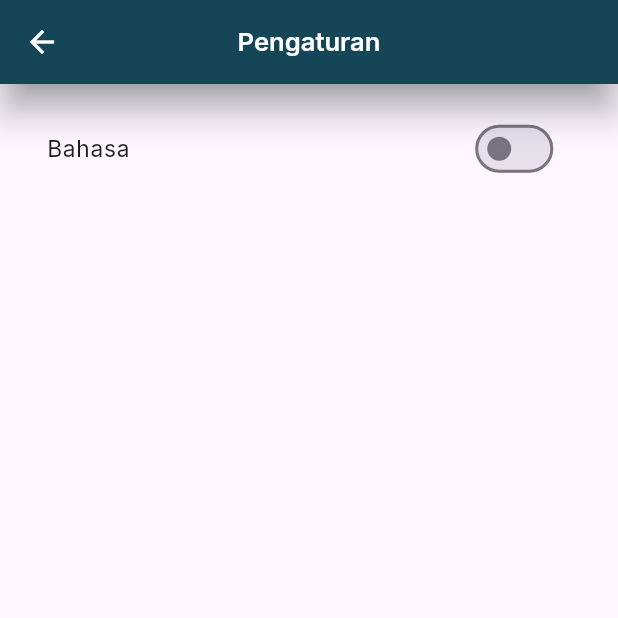
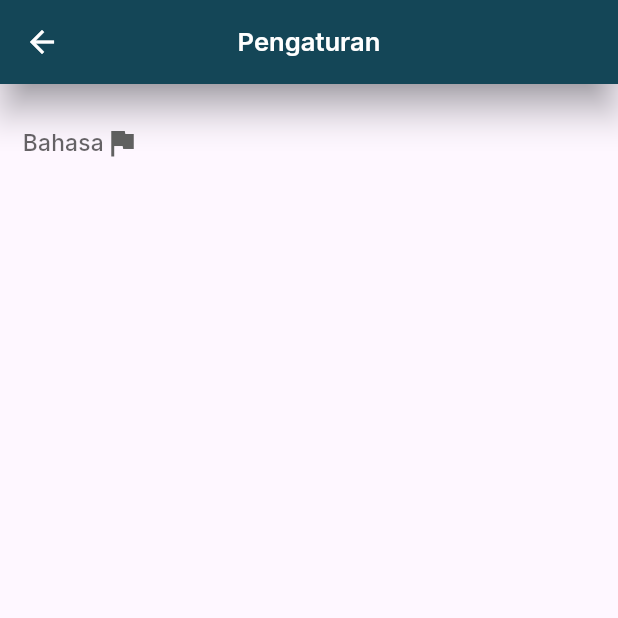
Before and after one commit to ozaenzenzen/fam_flutter_storyapp, a Flutter app: the SettingsPage screen opened directly, on a phone screen of 412 x 824 dp, the top half of it. Run offline on Flutter 3.47's test engine with Material 2 defaults, Android fonts, the phone set to English and light mode, and no system bars; our stand-ins replace bloc, connectivity_plus, dio, dotted_border, flutter_bloc, flutter_screenutil and 5 more; missing offline and left inert: flutter_keychain; generated files the repository leaves out were written again.

Commit message:
implement text locale to screen

```diff
--- a/lib/app.dart
+++ b/lib/app.dart
@@ -65,7 +65,8 @@ class _MyAppState extends State<MyApp> {
         ),
       ],
       child: ChangeNotifierProvider<LocalizationProvider>(
-          create: (context) => LocalizationProvider(),
+          // create: (context) => LocalizationProvider(),
+          create: (context) => LocalizationProvider()..getLocale(),
           builder: (context, child) {
             final providerLocale = Provider.of<LocalizationProvider>(context);
             return ScreenUtilInit(
--- a/lib/presentation/page/detail_story_page/detail_story_page.dart
+++ b/lib/presentation/page/detail_story_page/detail_story_page.dart
@@ -5,6 +5,7 @@ import 'package:flutter_bloc/flutter_bloc.dart';
 import 'package:flutter_screenutil/flutter_screenutil.dart';
 import 'package:google_fonts/google_fonts.dart';
 import 'package:skeletons/skeletons.dart';
+import 'package:flutter_gen/gen_l10n/app_localizations.dart';
 
 class DetailStoryPage extends StatefulWidget {
   final String idStory;
@@ -30,8 +31,9 @@ class _DetailStoryPageState extends State<DetailStoryPage> {
   @override
   Widget build(BuildContext context) {
     return Scaffold(
-      appBar: const AppAppBarWidget(
-        title: "Detail Story",
+      appBar: AppAppBarWidget(
+        // title: "Detail Story",
+        title: AppLocalizations.of(context)!.textDetailStory,
       ),
       body: Container(
         padding: EdgeInsets.symmetric(
--- a/lib/presentation/page/settings_page/settings_page.dart
+++ b/lib/presentation/page/settings_page/settings_page.dart
@@ -32,68 +32,84 @@ class _SettingsPageState extends State<SettingsPage> {
         ),
         child: Column(
           children: [
-            // DropdownButtonHideUnderline(
-            //   child: DropdownButton(
-            //     hint: Text(
-            //       AppLocalizations.of(context)!.textLanguage,
-            //       style: GoogleFonts.inter(
-            //         fontSize: 16.sp,
-            //       ),
+            DropdownButtonHideUnderline(
+              child: DropdownButton(
+                hint: Text(
+                  AppLocalizations.of(context)!.textLanguage,
+                  style: GoogleFonts.inter(
+                    fontSize: 16.sp,
+                  ),
+                ),
+                icon: const Icon(Icons.flag),
+                items: AppLocalizations.supportedLocales.map((Locale locale) {
+                  final flag = Localization.getFlag(locale.languageCode);
+                  return DropdownMenuItem(
+                    value: locale,
+                    child: Center(
+                      child: Text(
+                        flag,
+                        style: GoogleFonts.inter(),
+                      ),
+                    ),
+                    onTap: () {
+                      final provider = Provider.of<LocalizationProvider>(context, listen: false);
+                      provider.setLocale(locale);
+                    },
+                  );
+                }).toList(),
+                onChanged: (_) {},
+              ),
+            ),
+            // ListTile(
+            //   title: Text(
+            //     // 'Bahasa',
+            //     AppLocalizations.of(context)!.textLanguage,
+            //     style: GoogleFonts.inter(
+            //       fontSize: 16.sp,
             //     ),
-            //     icon: const Icon(Icons.flag),
-            //     items: AppLocalizations.supportedLocales.map((Locale locale) {
-            //       final flag = Localization.getFlag(locale.languageCode);
-            //       return DropdownMenuItem(
-            //         value: locale,
-            //         child: Center(
-            //           child: Text(
-            //             flag,
-            //             style: GoogleFonts.inter(),
-            //           ),
-            //         ),
-            //         onTap: () {
-            //           final provider = Provider.of<LocalizationProvider>(context, listen: false);
-            //           provider.setLocale(locale);
+            //   ),
+            //   // trailing: Switch.adaptive(
+            //   //   activeColor: AppColor.primary,
+            //   //   value: isChange,
+            //   //   onChanged: (value) async {
+            //   //     isChange = value;
+            //   //     if (isChange) {
+            //   //       final provider = Provider.of<LocalizationProvider>(context, listen: false);
+            //   //       provider.setLocale(const Locale("en"));
+            //   //     } else {
+            //   //       final provider = Provider.of<LocalizationProvider>(context, listen: false);
+            //   //       provider.setLocale(const Locale("id"));
+            //   //     }
+            //   //   },
+            //   // ),
+            //   // trailing: ChangeNotifierProvider<LocalizationProvider>(
+            //   trailing: Builder(
+            //     // create: (context) => LocalizationProvider(),
+            //     builder: (context) {
+            //       final providerLocale = Provider.of<LocalizationProvider>(context, listen: false);
+            //       debugPrint('providerLocale ${providerLocale.locale.languageCode}');
+            //       // if (providerLocale.locale.languageCode == "en") {
+            //       //   isChange = true;
+            //       // } else {
+            //       //   isChange = false;
+            //       // }
+            //       return Switch.adaptive(
+            //         activeColor: AppColor.primary,
+            //         value: isChange,
+            //         onChanged: (value) async {
+            //           isChange = value;
+            //           if (isChange) {
+            //             final provider = Provider.of<LocalizationProvider>(context, listen: false);
+            //             provider.setLocale(const Locale("en"));
+            //           } else {
+            //             final provider = Provider.of<LocalizationProvider>(context, listen: false);
+            //             provider.setLocale(const Locale("id"));
+            //           }
             //         },
             //       );
-            //     }).toList(),
-            //     onChanged: (_) {},
+            //     },
             //   ),
             // ),
-            ListTile(
-              title: Text(
-                // 'Bahasa',
-                AppLocalizations.of(context)!.textLanguage,
-                style: GoogleFonts.inter(
-                  fontSize: 16.sp,
-                ),
-              ),
-              trailing: ChangeNotifierProvider<LocalizationProvider>(
-                create: (context) => LocalizationProvider()..getLocale(),
-                builder: (context, child) {
-                  final providerLocale = Provider.of<LocalizationProvider>(context);
-                  if (providerLocale.locale.languageCode == "en") {
-                    isChange = true;
-                  } else {
-                    isChange = false;
-                  }
-                  return Switch.adaptive(
-                    activeColor: AppColor.primary,
-                    value: isChange,
-                    onChanged: (value) async {
-                      isChange = value;
-                      if (isChange) {
-                        final provider = Provider.of<LocalizationProvider>(context, listen: false);
-                        provider.setLocale(const Locale("en"));
-                      } else {
-                        final provider = Provider.of<LocalizationProvider>(context, listen: false);
-                        provider.setLocale(const Locale("id"));
-                      }
-                    },
-                  );
-                },
-              ),
-            ),
           ],
         ),
       ),
```
Also changed, not shown: lib/presentation/page/add_story_page/add_story_page.dart (+29 -14 lines), lib/presentation/page/login_page/login_page.dart (+27 -14 lines), lib/presentation/page/main_page/main_page.dart (+5 -2 lines), lib/presentation/page/register_page/register_page.dart (+37 -18 lines), lib/presentation/widget/app_screen_loading_widget.dart (+5 -2 lines).
